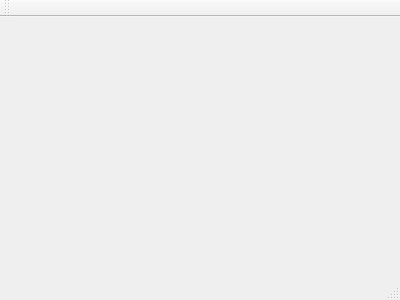
Above: cmdsimmw.ui from CarnationTL/cmd_sim before the change. Below: the same form after it.
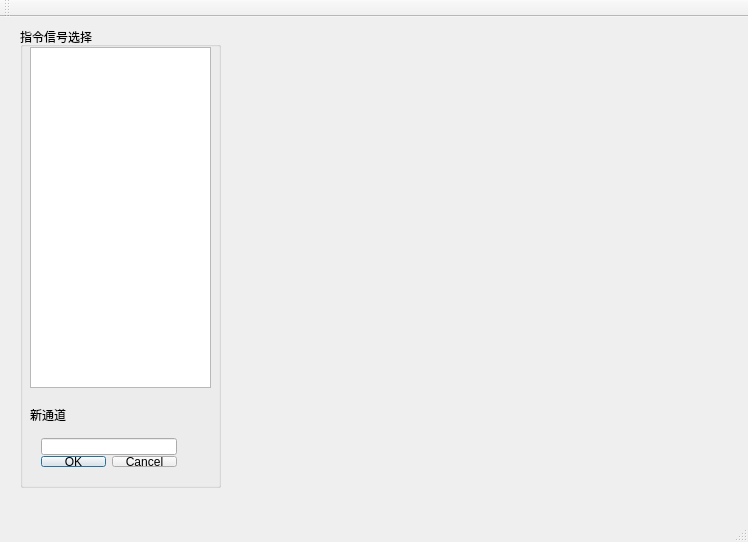
That is the form after the change.

Commit message: add some UI element(demo mode....)

Diff of the .ui file:
```diff
--- a/cmdsimmw.ui
+++ b/cmdsimmw.ui
@@ -1,24 +1,127 @@
 <ui version="4.0">
  <class>CMDSimMW</class>
- <widget class="QMainWindow" name="CMDSimMW" >
-  <property name="geometry" >
+ <widget class="QMainWindow" name="CMDSimMW">
+  <property name="geometry">
    <rect>
     <x>0</x>
     <y>0</y>
-    <width>400</width>
-    <height>300</height>
+    <width>748</width>
+    <height>542</height>
    </rect>
   </property>
   <property name="windowTitle" >
    <string>CMDSimMW</string>
   </property>
-  <widget class="QMenuBar" name="menuBar" />
-  <widget class="QToolBar" name="mainToolBar" />
-  <widget class="QWidget" name="centralWidget" />
-  <widget class="QStatusBar" name="statusBar" />
+  <widget class="QWidget" name="centralWidget">
+   <widget class="QGroupBox" name="gBox_sig_sel">
+    <property name="geometry">
+     <rect>
+      <x>20</x>
+      <y>10</y>
+      <width>201</width>
+      <height>461</height>
+     </rect>
+    </property>
+    <property name="title">
+     <string>指令信号选择</string>
+    </property>
+    <widget class="QSplitter" name="splitter">
+     <property name="geometry">
+      <rect>
+       <x>10</x>
+       <y>380</y>
+       <width>41</width>
+       <height>16</height>
+      </rect>
+     </property>
+     <property name="orientation">
+      <enum>Qt::Vertical</enum>
+     </property>
+     <widget class="QLabel" name="lbl_new_ch">
+      <property name="text">
+       <string>新通道：</string>
+      </property>
+     </widget>
+    </widget>
+    <widget class="QWidget" name="">
+     <property name="geometry">
+      <rect>
+       <x>10</x>
+       <y>400</y>
+       <width>158</width>
+       <height>51</height>
+      </rect>
+     </property>
+     <layout class="QVBoxLayout" name="verticalLayout">
+      <item>
+       <widget class="QLineEdit" name="edit_line">
+        <property name="enabled">
+         <bool>true</bool>
+        </property>
+        <property name="minimumSize">
+         <size>
+          <width>133</width>
+          <height>17</height>
+         </size>
+        </property>
+       </widget>
+      </item>
+      <item>
+       <widget class="QDialogButtonBox" name="bbx_sig_sel">
+        <property name="standardButtons">
+         <set>QDialogButtonBox::Cancel|QDialogButtonBox::Ok</set>
+        </property>
+       </widget>
+      </item>
+     </layout>
+    </widget>
+   </widget>
+   <widget class="QListView" name="listw_sig_sel">
+    <property name="geometry">
+     <rect>
+      <x>30</x>
+      <y>30</y>
+      <width>181</width>
+      <height>341</height>
+     </rect>
+    </property>
+    <property name="viewMode">
+     <enum>QListView::ListMode</enum>
+    </property>
+   </widget>
+   <widget class="QWidget" name="">
+    <property name="geometry">
+     <rect>
+      <x>0</x>
+      <y>0</y>
+      <width>2</width>
+      <height>2</height>
+     </rect>
+    </property>
+    <layout class="QFormLayout" name="formLayout"/>
+   </widget>
+  </widget>
+  <widget class="QMenuBar" name="menuBar">
+   <property name="geometry">
+    <rect>
+     <x>0</x>
+     <y>0</y>
+     <width>748</width>
+     <height>17</height>
+    </rect>
+   </property>
+  </widget>
+  <widget class="QToolBar" name="mainToolBar">
+   <attribute name="toolBarArea">
+    <enum>TopToolBarArea</enum>
+   </attribute>
+   <attribute name="toolBarBreak">
+    <bool>false</bool>
+   </attribute>
+  </widget>
+  <widget class="QStatusBar" name="statusBar"/>
  </widget>
- <layoutDefault spacing="6" margin="11" />
- <pixmapfunction></pixmapfunction>
+ <layoutdefault spacing="6" margin="11"/>
  <resources/>
  <connections/>
 </ui>
```
Left out of the diff: 3 changed lines with no effect on the pictures. The commit also changes 5 other files.
